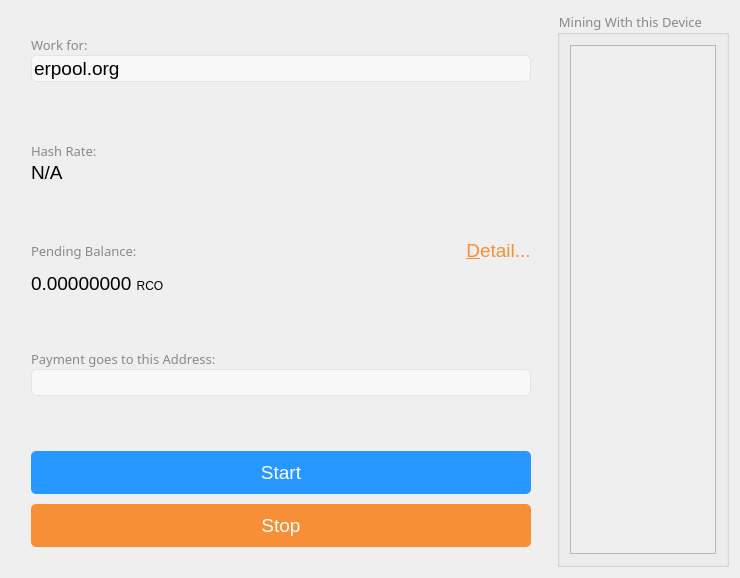
Old version of the form src/qt/forms/miner.ui in the repository ecoinchain/ecoin.
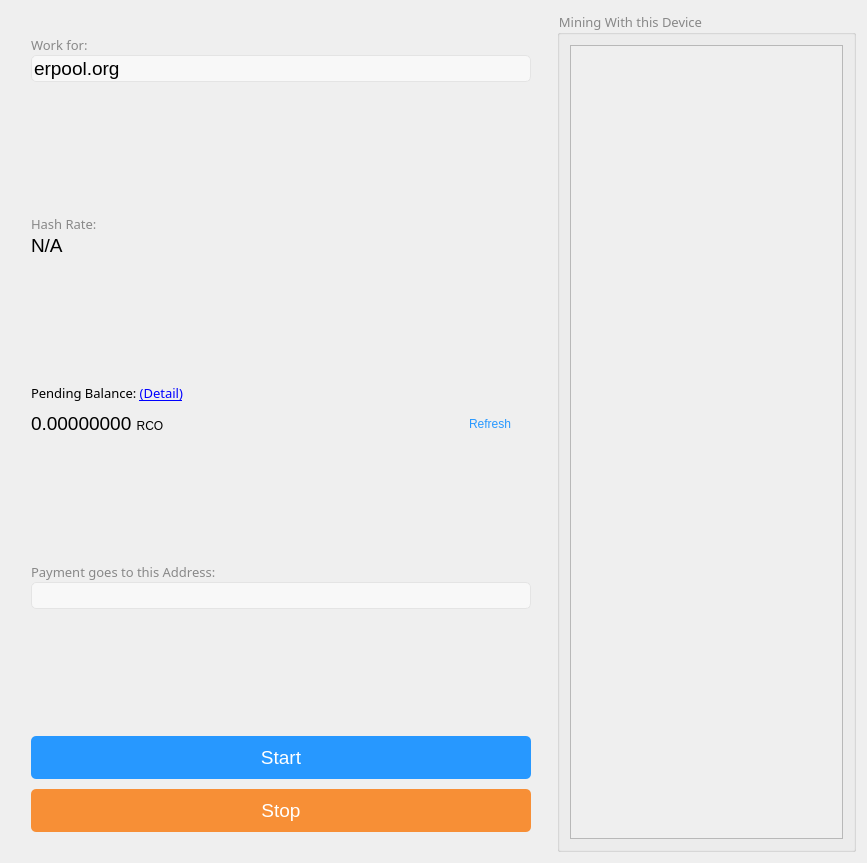
New version of the form. Icons and pictures are not drawn.

Patch:
```diff
--- a/src/qt/forms/miner.ui
+++ b/src/qt/forms/miner.ui
@@ -2,6 +2,14 @@
 <ui version="4.0">
  <class>MinerSetup</class>
  <widget class="QWidget" name="MinerSetup">
+  <property name="geometry">
+   <rect>
+    <x>0</x>
+    <y>0</y>
+    <width>867</width>
+    <height>863</height>
+   </rect>
+  </property>
   <property name="font">
    <font>
     <weight>1</weight>
@@ -27,13 +35,20 @@
 font : 14pt;
 }
 
-#viewdetail {
-color: #F78F36;
+QPushButton {
+color: #2798FF;
 border-radius: 5px;
-font : 14pt;
-border : 0px;
+padding: 0px 20px;
 }
 
+QPushButton:hover {
+color: #2798FF;
+border-radius: 5px;
+padding: 0px 20px;
+text-decoration: underline;
+}
+
+
 #startbutton:pressed {
 background-color:#1C8AEE ;
 }
@@ -234,9 +249,7 @@
       </spacer>
      </item>
      <item>
-      <layout class="QHBoxLayout" name="horizontalLayout" stretch="1,0">
-       <item>
-        <widget class="QLabel" name="Interestlabel">
+      <widget class="QLabel" name="balance_detail">
          <property name="font">
           <font>
            <family>PingFangSC-Regular</family>
@@ -247,19 +260,12 @@
           </font>
          </property>
          <property name="text">
-          <string>Pending Balance:</string>
+        <string>&lt;html&gt;&lt;head/&gt;&lt;body&gt;&lt;p&gt;Pending Balance: &lt;a href=&quot;%1&quot;&gt; (Detail)&lt;/a&gt;&lt;/p&gt;&lt;/body&gt;&lt;/html&gt;</string>
          </property>
         </widget>
        </item>
        <item>
-        <widget class="QPushButton" name="viewdetail">
-         <property name="text">
-          <string>&amp;Detail...</string>
-         </property>
-        </widget>
-       </item>
-      </layout>
-     </item>
+      <layout class="QHBoxLayout" name="horizontalLayout_3" stretch="1,0">
      <item>
       <widget class="QLabel" name="balance">
        <property name="sizePolicy">
@@ -281,6 +287,24 @@
       </widget>
      </item>
      <item>
+        <widget class="QPushButton" name="refresh">
+         <property name="sizePolicy">
+          <sizepolicy hsizetype="Preferred" vsizetype="Preferred">
+           <horstretch>0</horstretch>
+           <verstretch>0</verstretch>
+          </sizepolicy>
+         </property>
+         <property name="styleSheet">
+          <string notr="true">font: 8pt &quot;Noto Sans&quot;;</string>
+         </property>
+         <property name="text">
+          <string>Refresh</string>
+         </property>
+        </widget>
+       </item>
+      </layout>
+     </item>
+     <item>
       <spacer name="verticalSpacer_4">
        <property name="orientation">
         <enum>Qt::Vertical</enum>
@@ -412,8 +436,8 @@
           <rect>
            <x>0</x>
            <y>0</y>
-           <width>354</width>
-           <height>618</height>
+           <width>279</width>
+           <height>778</height>
           </rect>
          </property>
          <layout class="QGridLayout" name="cpu_select_group_layout">
```
Lines whose indentation alone changed are shown as unchanged.
